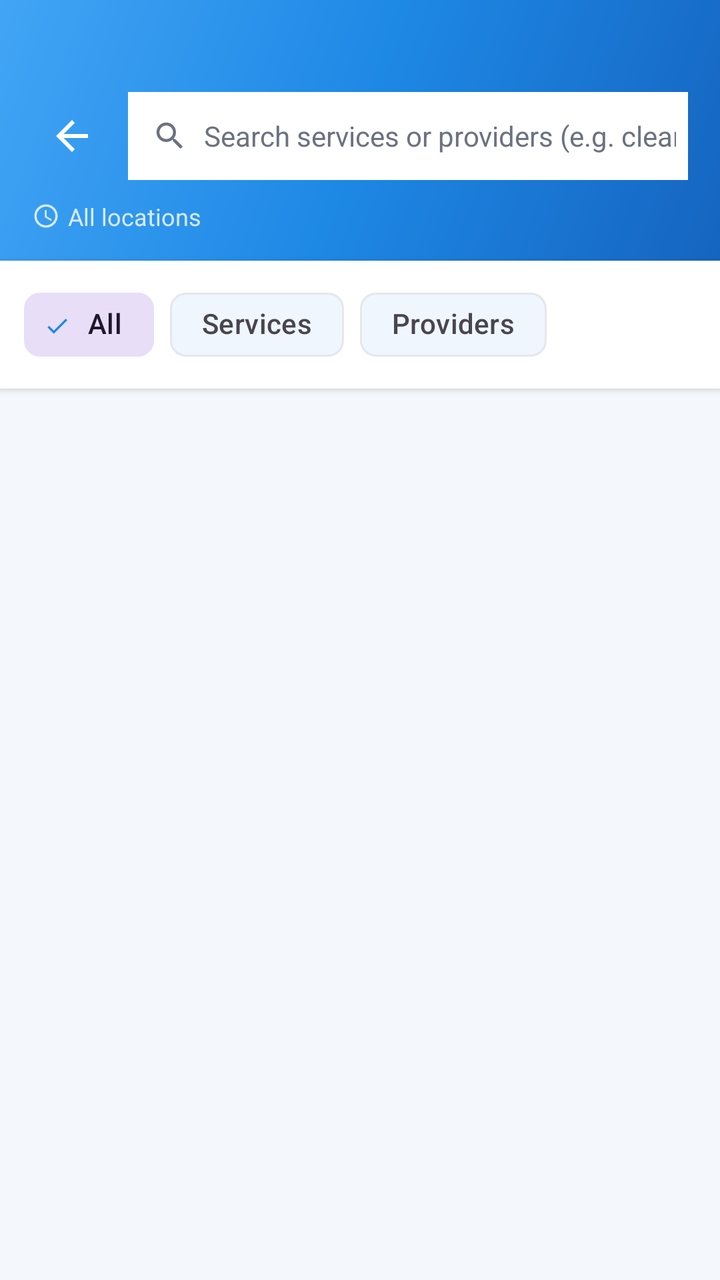
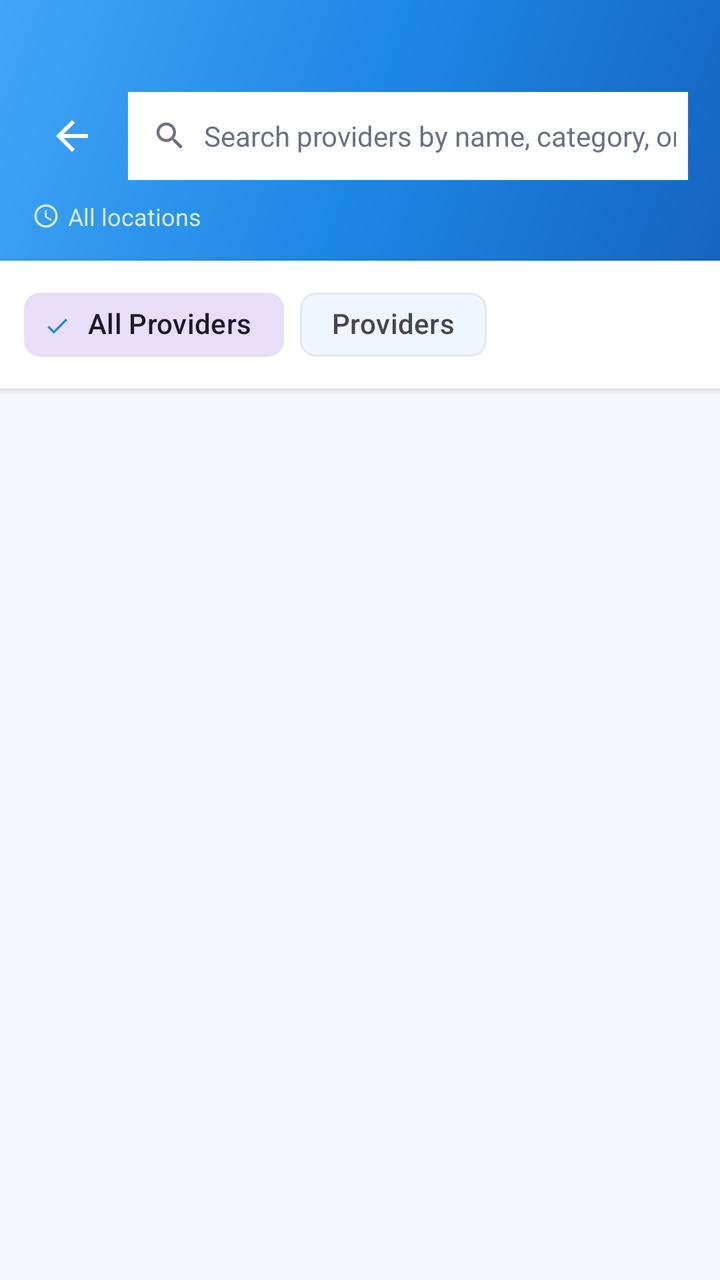

The first picture is an Android layout as it rendered before a commit; the second is the same layout after the commit. The layout source and the unified diff follow.
<!-- AndroidManifest.xml: application theme Theme.QuickFix -->
<!-- res/layout/activity_search_results.xml -->
<?xml version="1.0" encoding="utf-8"?>
<LinearLayout
    xmlns:android="http://schemas.android.com/apk/res/android"
    xmlns:app="http://schemas.android.com/apk/res-auto"
    android:layout_width="match_parent"
    android:layout_height="match_parent"
    android:orientation="vertical"
    android:background="@color/screen_background">

    
    <LinearLayout
        android:layout_width="match_parent"
        android:layout_height="wrap_content"
        android:background="@drawable/bg_profile_header_gradient"
        android:orientation="vertical"
        android:paddingTop="44dp"
        android:paddingBottom="14dp"
        android:paddingStart="16dp"
        android:paddingEnd="16dp">

        
        <LinearLayout
            android:layout_width="match_parent"
            android:layout_height="48dp"
            android:gravity="center_vertical"
            android:orientation="horizontal">

            <ImageView
                android:id="@+id/btnBack"
                android:layout_width="40dp"
                android:layout_height="40dp"
                android:src="@drawable/ic_back"
                app:tint="@color/white"
                android:padding="8dp"
                android:background="?attr/selectableItemBackgroundBorderless"
                android:clickable="true"
                android:focusable="true"
                android:contentDescription="Back" />

            <LinearLayout
                android:layout_width="0dp"
                android:layout_height="44dp"
                android:layout_weight="1"
                android:layout_marginStart="8dp"
                android:background="@color/card_bg"
                android:gravity="center_vertical"
                android:orientation="horizontal"
                android:paddingStart="12dp"
                android:paddingEnd="6dp">

                <ImageView
                    android:layout_width="18dp"
                    android:layout_height="18dp"
                    android:src="@drawable/ic_search"
                    app:tint="@color/text_secondary"
                    android:contentDescription="Search" />

                <EditText
                    android:id="@+id/etSearchResults"
                    android:layout_width="0dp"
                    android:layout_height="match_parent"
                    android:layout_marginStart="8dp"
                    android:layout_weight="1"
                    android:background="@android:color/transparent"
                    android:hint="Search services or providers (e.g. cleaning near me)"
                    android:textColor="@color/text_primary"
                    android:textColorHint="@color/text_secondary"
                    android:textSize="14sp"
                    android:imeOptions="actionSearch"
                    android:inputType="text"
                    android:singleLine="true" />

                <ImageView
                    android:id="@+id/btnClearResultSearch"
                    android:layout_width="32dp"
                    android:layout_height="32dp"
                    android:src="@drawable/ic_close"
                    app:tint="@color/text_secondary"
                    android:padding="6dp"
                    android:visibility="gone"
                    android:background="?attr/selectableItemBackgroundBorderless"
                    android:clickable="true"
                    android:focusable="true"
                    android:contentDescription="Clear" />
            </LinearLayout>
        </LinearLayout>

        
        <LinearLayout
            android:layout_width="match_parent"
            android:layout_height="wrap_content"
            android:layout_marginTop="8dp"
            android:gravity="center_vertical"
            android:orientation="horizontal">

            <ImageView
                android:layout_width="14dp"
                android:layout_height="14dp"
                android:src="@drawable/ic_location"
                app:tint="#CCFFFFFF"
                android:contentDescription="Location" />

            <TextView
                android:id="@+id/tvSearchLocation"
                android:layout_width="0dp"
                android:layout_height="wrap_content"
                android:layout_weight="1"
                android:layout_marginStart="4dp"
                android:text="All locations"
                android:textColor="#CCFFFFFF"
                android:textSize="12sp" />

            <TextView
                android:id="@+id/tvResultCount"
                android:layout_width="wrap_content"
                android:layout_height="wrap_content"
                android:text=""
                android:textColor="#CCFFFFFF"
                android:textSize="12sp" />
        </LinearLayout>

    </LinearLayout>

    
    <HorizontalScrollView
        android:layout_width="match_parent"
        android:layout_height="wrap_content"
        android:scrollbars="none"
        android:background="@color/card_bg"
        android:elevation="2dp">

        <com.google.android.material.chip.ChipGroup
            android:id="@+id/chipGroupFilter"
            android:layout_width="wrap_content"
            android:layout_height="wrap_content"
            android:paddingStart="12dp"
            android:paddingEnd="12dp"
            android:paddingTop="8dp"
            android:paddingBottom="8dp"
            app:singleSelection="true"
            app:selectionRequired="true">

            <com.google.android.material.chip.Chip
                android:id="@+id/chipAll"
                style="@style/Widget.Material3.Chip.Filter"
                android:layout_width="wrap_content"
                android:layout_height="wrap_content"
                android:checked="true"
                android:text="All" />

            <com.google.android.material.chip.Chip
                android:id="@+id/chipServices"
                style="@style/Widget.Material3.Chip.Filter"
                android:layout_width="wrap_content"
                android:layout_height="wrap_content"
                android:text="Services" />

            <com.google.android.material.chip.Chip
                android:id="@+id/chipProviders"
                style="@style/Widget.Material3.Chip.Filter"
                android:layout_width="wrap_content"
                android:layout_height="wrap_content"
                android:text="Providers" />

        </com.google.android.material.chip.ChipGroup>
    </HorizontalScrollView>

    
    <FrameLayout
        android:layout_width="match_parent"
        android:layout_height="0dp"
        android:layout_weight="1">

        <androidx.recyclerview.widget.RecyclerView
            android:id="@+id/rvResults"
            android:layout_width="match_parent"
            android:layout_height="match_parent"
            android:clipToPadding="false"
            android:paddingTop="8dp"
            android:paddingBottom="16dp" />

        <ProgressBar
            android:id="@+id/progressBar"
            android:layout_width="48dp"
            android:layout_height="48dp"
            android:layout_gravity="center"
            android:indeterminateTint="@color/primary"
            android:visibility="gone" />

        <LinearLayout
            android:id="@+id/emptyState"
            android:layout_width="wrap_content"
            android:layout_height="wrap_content"
            android:layout_gravity="center"
            android:orientation="vertical"
            android:gravity="center"
            android:visibility="gone">

            <ImageView
                android:layout_width="72dp"
                android:layout_height="72dp"
                android:src="@drawable/ic_search"
                app:tint="#BDBDBD"
                android:contentDescription="No results" />

            <TextView
                android:id="@+id/tvEmptyTitle"
                android:layout_width="wrap_content"
                android:layout_height="wrap_content"
                android:layout_marginTop="12dp"
                android:text="No results found"
                android:textColor="#9E9E9E"
                android:textSize="16sp"
                android:textStyle="bold" />

            <TextView
                android:id="@+id/tvEmptySubtitle"
                android:layout_width="wrap_content"
                android:layout_height="wrap_content"
                android:layout_marginTop="6dp"
                android:gravity="center"
                android:text="Try a different keyword or location"
                android:textColor="#BDBDBD"
                android:textSize="13sp" />
        </LinearLayout>

    </FrameLayout>

</LinearLayout>
<!-- resources referenced by this layout -->
<resources>
  <color name="card_bg">#FFFFFF</color>
  <color name="primary">#1E88E5</color>
  <color name="screen_background">#F4F7FB</color>
  <color name="text_primary">#1A1A2E</color>
  <color name="text_secondary">#6B7280</color>
  <color name="white">#FFFFFFFF</color>
  <!-- drawable bg_profile_header_gradient (drawable) -->
  <?xml version="1.0" encoding="utf-8"?>
  <shape xmlns:android="http://schemas.android.com/apk/res/android">
      <gradient
          android:startColor="#1565C0"
          android:centerColor="#1E88E5"
          android:endColor="#42A5F5"
          android:angle="135"
          android:type="linear" />
  </shape>
  <!-- drawable ic_back (drawable) -->
  <vector xmlns:android="http://schemas.android.com/apk/res/android"
      android:width="24dp"
      android:height="24dp"
      android:viewportWidth="24"
      android:viewportHeight="24">
      <path
          android:fillColor="@android:color/black"
          android:pathData="M20,11H7.83l5.59,-5.59L12,4l-8,8 8,8 1.41,-1.41L7.83,13H20v-2z" />
  </vector>
  <!-- drawable ic_close (drawable) -->
  <vector xmlns:android="http://schemas.android.com/apk/res/android"
      android:width="24dp"
      android:height="24dp"
      android:viewportWidth="24"
      android:viewportHeight="24">
      <path
          android:fillColor="#FFFFFF"
          android:pathData="M19,6.41L17.59,5 12,10.59 6.41,5 5,6.41 10.59,12 5,17.59 6.41,19 12,13.41 17.59,19 19,17.59 13.41,12z"/>
  </vector>
  <!-- drawable ic_location (drawable) -->
  <?xml version="1.0" encoding="utf-8"?>
  <vector xmlns:android="http://schemas.android.com/apk/res/android"
      android:width="24dp"
      android:height="24dp"
      android:viewportWidth="24"
      android:viewportHeight="24">
      <path
          android:fillColor="#666666"
          android:pathData="M12,2C6.48,2 2,6.48 2,12s4.48,10 10,10 10,-4.48 10,-10S17.52,2 12,2zM12,20c-4.42,0 -8,-3.58 -8,-8s3.58,-8 8,-8 8,3.58 8,8 -3.58,8 -8,8zM12.5,7H11v6l5.25,3.15 0.75,-1.23 -4.5,-2.67z"/>
  </vector>
  <style name="Theme.QuickFix" parent="Base.Theme.QuickFix" />
  <color name="primary_dark">#1565C0</color>
  <color name="accent_green">#43A047</color>
  <color name="surface_variant">#F5F7FA</color>
  <color name="divider">#E5E7EB</color>
  <style name="Theme.QuickFix.AdminDialog" parent="ThemeOverlay.Material3.MaterialAlertDialog">
          <item name="colorSurface">@color/card_bg</item>
          <item name="colorOnSurface">@color/text_primary</item>
          <item name="colorOutline">@color/divider</item>
      </style>
  <style name="Theme.QuickFix.BottomSheet" parent="ThemeOverlay.Material3.BottomSheetDialog">
          <item name="colorSurface">@color/card_bg</item>
          <item name="colorOnSurface">@color/text_primary</item>
          <item name="android:colorBackground">@color/card_bg</item>
      </style>
  <style name="Widget.QuickFix.Button" parent="Widget.Material3.Button">
          <item name="backgroundTint">@color/primary</item>
          <item name="android:textColor">@color/white</item>
      </style>
  <style name="Widget.QuickFix.Chip.Filter" parent="Widget.Material3.Chip.Filter">
          <item name="chipBackgroundColor">@color/surface_variant</item>
          <item name="android:textColor">@color/text_primary</item>
          <item name="checkedIconTint">@color/primary</item>
      </style>
  <color name="input_background">#FFFFFF</color>
  <color name="input_stroke">#1E88E5</color>
  <color name="error_red">#D32F2F</color>
  <color name="input_hint">#6B7280</color>
  <color name="input_icon">#455A64</color>
  <!-- unchanged entries left out for length: 3 -->
</resources>

<!-- the commit's change to res/layout/activity_search_results.xml (unified diff, before → after) -->
@@ -62,7 +62,7 @@
                     android:layout_marginStart="8dp"
                     android:layout_weight="1"
                     android:background="@android:color/transparent"
-                    android:hint="Search services or providers (e.g. cleaning near me)"
+                    android:hint="Search providers by name, category, or city"
                     android:textColor="@color/text_primary"
                     android:textColorHint="@color/text_secondary"
                     android:textSize="14sp"
@@ -146,14 +146,7 @@
                 android:layout_width="wrap_content"
                 android:layout_height="wrap_content"
                 android:checked="true"
-                android:text="All" />
-
-            <com.google.android.material.chip.Chip
-                android:id="@+id/chipServices"
-                style="@style/Widget.Material3.Chip.Filter"
-                android:layout_width="wrap_content"
-                android:layout_height="wrap_content"
-                android:text="Services" />
+                android:text="All Providers" />
 
             <com.google.android.material.chip.Chip
                 android:id="@+id/chipProviders"
